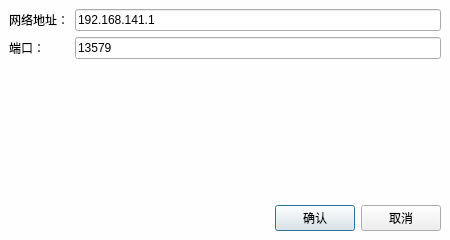
This is Dialog/dialogtcpserverargs.ui in Mtr1994/TU-Services as Qt 5 draws it before an edit. The edited form follows.
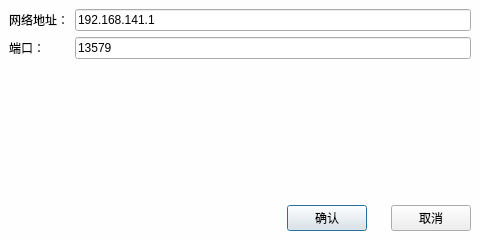
This is the edited form.

Diff of the .ui file:
```diff
--- a/Dialog/dialogtcpserverargs.ui
+++ b/Dialog/dialogtcpserverargs.ui
@@ -6,7 +6,7 @@
    <rect>
     <x>0</x>
     <y>0</y>
-    <width>450</width>
+    <width>480</width>
     <height>240</height>
    </rect>
   </property>
@@ -68,6 +68,9 @@
       </item>
       <item row="5" column="0" colspan="2">
        <layout class="QHBoxLayout" name="horizontalLayout_2">
+        <property name="spacing">
+         <number>24</number>
+        </property>
         <item>
          <spacer name="horizontalSpacer">
           <property name="orientation">
```
Left out of the diff: 6 changed lines with no effect on the pictures.
